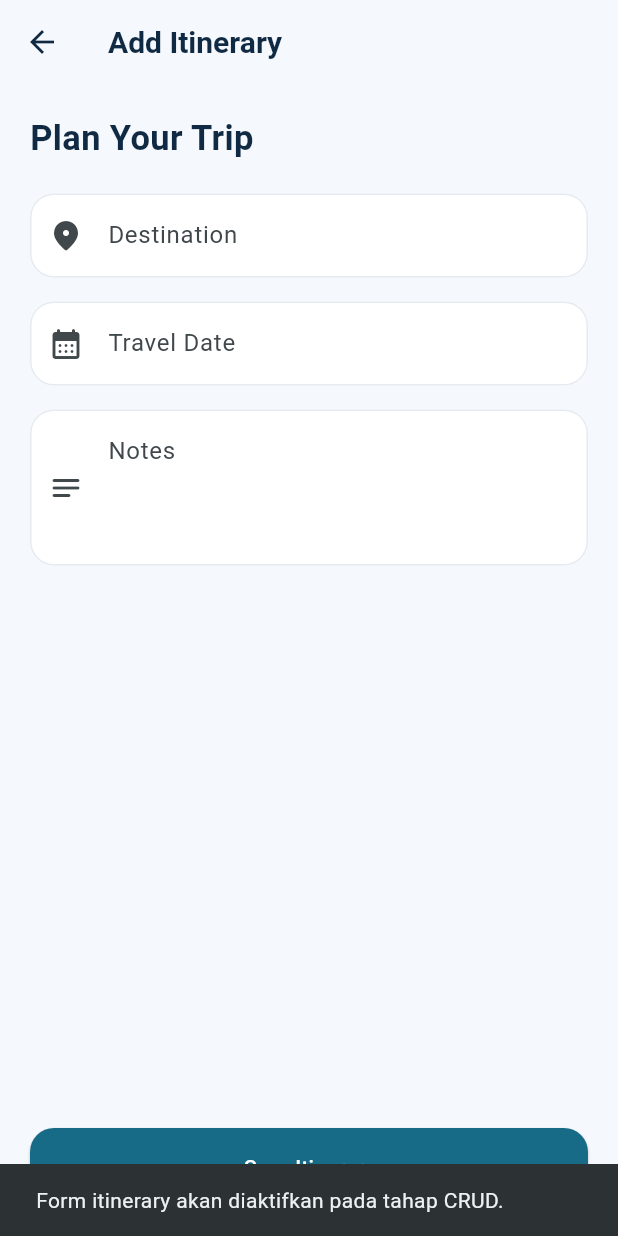
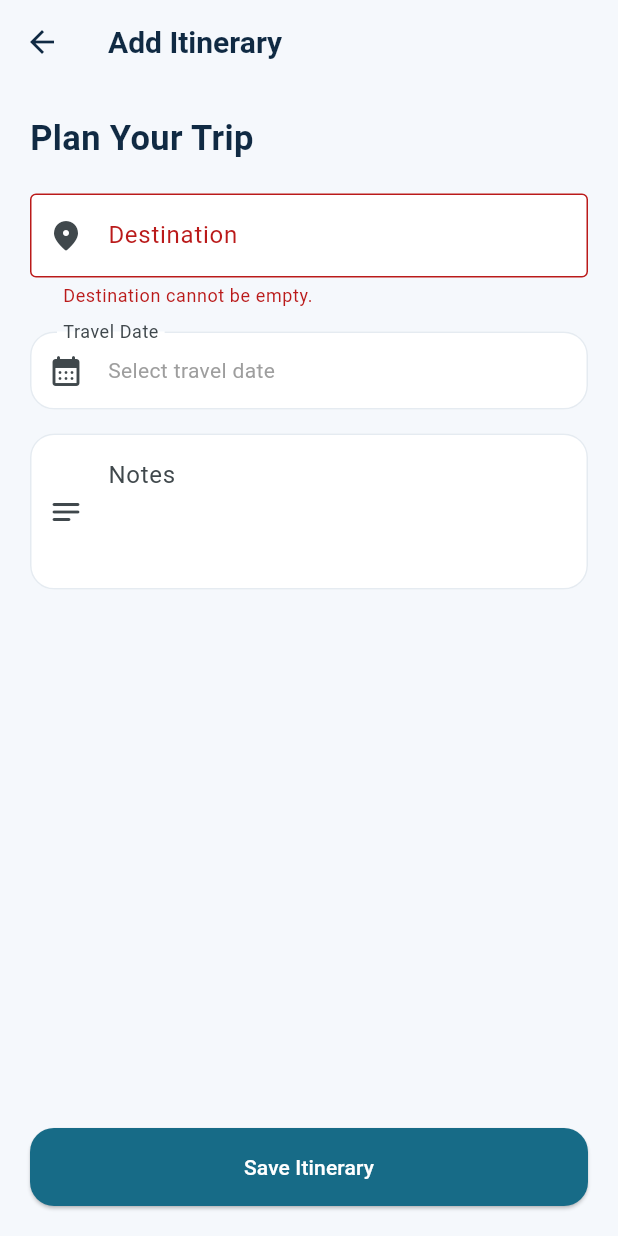
Before and after one commit to ketutalit666/UTS_2415051050_I_Ketut_Alit_Junaedi_Wardana, a Flutter app: the AddItineraryScreen screen opened directly, after a tap on "Save Itinerary", on a phone screen of 412 x 824 dp. Run offline on Flutter 3.47's test engine with Material 3 defaults, Android fonts, the phone set to English and light mode, and no system bars; our stand-ins replace supabase_flutter; accounts and stored records are empty.

Commit message:
Implement create data feature

```diff
--- a/lib/repositories/trip_repository.dart
+++ b/lib/repositories/trip_repository.dart
@@ -10,4 +10,8 @@ class TripRepository {
   Future<List<TripPlan>> getTripPlans() {
     return service.getTripPlans();
   }
+
+  Future<TripPlan> createTrip(TripPlan trip) {
+    return service.createTrip(trip);
+  }
 }
--- a/lib/screens/add_itinerary_screen.dart
+++ b/lib/screens/add_itinerary_screen.dart
@@ -1,15 +1,110 @@
 
 import 'package:flutter/material.dart';
+import 'package:provider/provider.dart';
 
+import '../models/trip_plan.dart';
+import '../providers/trip_provider.dart';
 import '../theme/app_colors.dart';
 
-class AddItineraryScreen extends StatelessWidget {
+class AddItineraryScreen extends StatefulWidget {
   final String? destinationName;
 
   const AddItineraryScreen({
     super.key,
     this.destinationName,
   });
+
+  @override
+  State<AddItineraryScreen> createState() =>
+      _AddItineraryScreenState();
+}
+
+class _AddItineraryScreenState extends State<AddItineraryScreen> {
+  final _formKey = GlobalKey<FormState>();
+
+  late final TextEditingController _destinationController;
+  final TextEditingController _notesController =
+      TextEditingController();
+
+  DateTime? _visitDate;
+
+  @override
+  void initState() {
+    super.initState();
+
+    _destinationController = TextEditingController(
+      text: widget.destinationName ?? '',
+    );
+  }
+
+  @override
+  void dispose() {
+    _destinationController.dispose();
+    _notesController.dispose();
+    super.dispose();
+  }
+
+  Future<void> _selectDate() async {
+    final now = DateTime.now();
+
+    final selectedDate = await showDatePicker(
+      context: context,
+      initialDate: _visitDate ?? now,
+      firstDate: DateTime(now.year, now.month, now.day),
+      lastDate: DateTime(now.year + 5),
+    );
+
+    if (selectedDate != null) {
+      setState(() {
+        _visitDate = selectedDate;
+      });
+    }
+  }
+
+  Future<void> _saveItinerary() async {
+    if (!_formKey.currentState!.validate()) {
+      return;
+    }
+
+    if (_visitDate == null) {
+      ScaffoldMessenger.of(context).showSnackBar(
+        const SnackBar(
+          content: Text('Please select your travel date.'),
+        ),
+      );
+      return;
+    }
+
+    final trip = TripPlan(
+      destinationName: _destinationController.text.trim(),
+      visitDate: _visitDate!,
+      notes: _notesController.text.trim(),
+    );
+
+    final success = await context.read<TripProvider>().createTrip(trip);
+
+    if (!mounted) return;
+
+    if (success) {
+      ScaffoldMessenger.of(context).showSnackBar(
+        const SnackBar(
+          content: Text('Itinerary saved successfully!'),
+          backgroundColor: Colors.green,
+        ),
+      );
+
+      Navigator.pop(context, true);
+    } else {
+      ScaffoldMessenger.of(context).showSnackBar(
+        const SnackBar(
+          content: Text(
+            'Failed to save itinerary. Please check your connection and database permissions.',
+          ),
+          backgroundColor: Colors.red,
+        ),
+      );
+    }
+  }
 
   @override
   Widget build(BuildContext context) {
@@ -21,6 +116,8 @@ class AddItineraryScreen extends StatelessWidget {
       ),
       body: Padding(
         padding: const EdgeInsets.all(20),
+        child: Form(
+          key: _formKey,
           child: Column(
             crossAxisAlignment: CrossAxisAlignment.start,
             children: [
@@ -33,56 +130,93 @@ class AddItineraryScreen extends StatelessWidget {
                 ),
               ),
               const SizedBox(height: 20),
-            TextField(
-              controller: TextEditingController(
-                text: destinationName ?? '',
-              ),
+
+              TextFormField(
+                controller: _destinationController,
                 decoration: const InputDecoration(
                   labelText: 'Destination',
                   prefixIcon: Icon(Icons.place_rounded),
                   border: OutlineInputBorder(),
                 ),
+                validator: (value) {
+                  if (value == null || value.trim().isEmpty) {
+                    return 'Destination cannot be empty.';
+                  }
+                  return null;
+                },
               ),
+
               const SizedBox(height: 16),
-            TextField(
+
+              InkWell(
+                onTap: _selectDate,
+                child: InputDecorator(
                   decoration: const InputDecoration(
                     labelText: 'Travel Date',
                     prefixIcon: Icon(Icons.calendar_month_rounded),
                     border: OutlineInputBorder(),
                   ),
+                  child: Text(
+                    _visitDate == null
+                        ? 'Select travel date'
+                        : '${_visitDate!.day.toString().padLeft(2, '0')}/'
+                            '${_visitDate!.month.toString().padLeft(2, '0')}/'
+                            '${_visitDate!.year}',
+                    style: TextStyle(
+                      color: _visitDate == null
+                          ? Colors.grey
+                          : AppColors.dark,
                     ),
+                  ),
+                ),
+              ),
+
               const SizedBox(height: 16),
-            const TextField(
+
+              TextFormField(
+                controller: _notesController,
                 maxLines: 3,
-              decoration: InputDecoration(
+                decoration: const InputDecoration(
                   labelText: 'Notes',
                   prefixIcon: Icon(Icons.notes_rounded),
                   border: OutlineInputBorder(),
                   alignLabelWithHint: true,
                 ),
               ),
+
               const Spacer(),
-            SizedBox(
+
+              Consumer<TripProvider>(
+                builder: (context, provider, child) {
+                  return SizedBox(
                     width: double.infinity,
                     child: ElevatedButton(
-                onPressed: () {
-                  ScaffoldMessenger.of(context).showSnackBar(
-                    const SnackBar(
-                      content: Text(
-                        'Form itinerary akan diaktifkan pada tahap CRUD.',
+                      onPressed: provider.isLoading
+                          ? null
+                          : _saveItinerary,
+                      style: ElevatedButton.styleFrom(
+                        backgroundColor: AppColors.ocean,
+                        foregroundColor: Colors.white,
+                        padding: const EdgeInsets.symmetric(
+                          vertical: 15,
                         ),
+                      ),
+                      child: provider.isLoading
+                          ? const SizedBox(
+                              height: 22,
+                              width: 22,
+                              child: CircularProgressIndicator(
+                                strokeWidth: 2,
+                                color: Colors.white,
+                              ),
+                            )
+                          : const Text('Save Itinerary'),
                     ),
                   );
                 },
-                style: ElevatedButton.styleFrom(
-                  backgroundColor: AppColors.ocean,
-                  foregroundColor: Colors.white,
-                  padding: const EdgeInsets.symmetric(vertical: 15),
-                ),
-                child: const Text('Save Itinerary'),
-              ),
               ),
             ],
+          ),
         ),
       ),
     );
--- a/lib/services/trip_service.dart
+++ b/lib/services/trip_service.dart
@@ -20,4 +20,21 @@ class TripService {
         )
         .toList();
   }
+
+  Future<TripPlan> createTrip(TripPlan trip) async {
+    final response = await _client
+        .from('trip_plans')
+        .insert({
+          'destination_name': trip.destinationName,
+          'visit_date': trip.visitDate.toIso8601String().split('T').first,
+          'notes': trip.notes,
+          'status': trip.status,
+        })
+        .select()
+        .single();
+
+    return TripPlan.fromJson(
+      Map<String, dynamic>.from(response),
+    );
+  }
 }
```
Also changed, not shown: lib/providers/trip_provider.dart (+18 -5 lines). Lines whose indentation alone changed are shown as unchanged.
